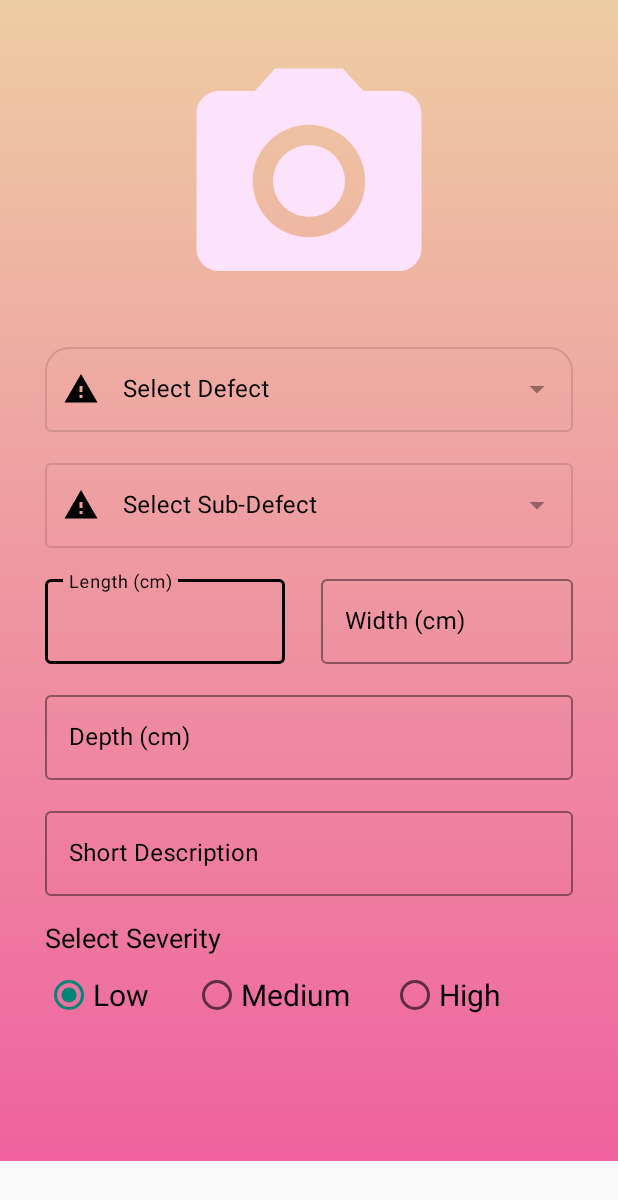
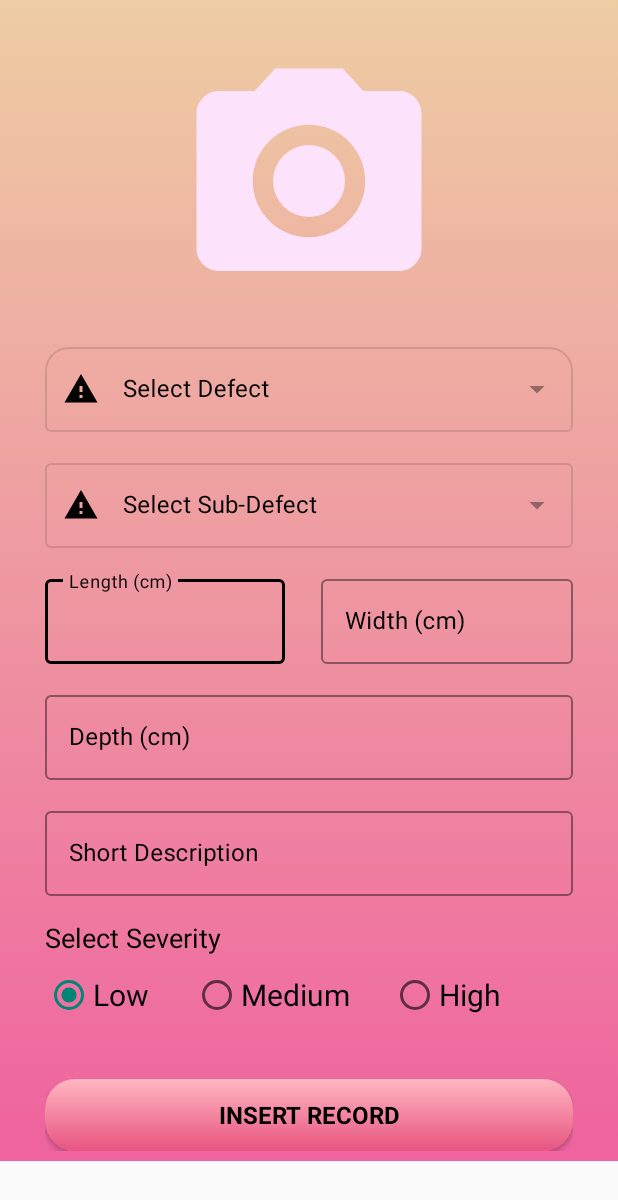
Before and after one commit to Shubham1-5/RoadDefect, an Android app: the layout fragment_defect_add.xml on its own in the app's theme, with its tools: preview values and no code run, on a phone screen of 412 x 824 dp. Shown: the top 1200 px of the screen. Run offline under Robolectric (Android 15) with nearby library versions, the phone set to English and light mode, and no system bars.

Commit message:
Added scroll view in DefectAddFragment as well as designed insert_record button and solved some *bugs*

```diff
--- a/app/src/main/AndroidManifest.xml
+++ b/app/src/main/AndroidManifest.xml
@@ -1,5 +1,6 @@
 <?xml version="1.0" encoding="utf-8"?>
 <manifest xmlns:android="http://schemas.android.com/apk/res/android"
+    xmlns:tools="http://schemas.android.com/tools"
     package="com.example.roaddefect">
 
     <uses-permission android:name="android.permission.INTERNET" />
@@ -27,6 +28,10 @@
                 <category android:name="android.intent.category.LAUNCHER" />
             </intent-filter>
         </activity>
+        <activity
+            android:name=".userCompleteFragment.DefectAddFragment"
+            android:windowSoftInputMode="adjustResize|stateHidden"
+            tools:ignore="Instantiatable" />
         <activity android:name=".MainActivity" />
     </application>
 
--- a/app/src/main/res/layout/fragment_defect_add.xml
+++ b/app/src/main/res/layout/fragment_defect_add.xml
@@ -7,6 +7,12 @@
     android:layout_marginBottom="50dp"
     android:background="@drawable/gradient_backgrnd"
     tools:context=".userCompleteFragment.DefectAddFragment">
+
+    <ScrollView
+        android:layout_width="match_parent"
+        android:layout_height="wrap_content"
+        android:fillViewport="true"
+        android:isScrollContainer="false">
 
         <LinearLayout
             android:layout_width="match_parent"
@@ -222,6 +228,20 @@
                 </LinearLayout>
             </RadioGroup>
 
+            <Button
+                android:id="@+id/insertRecord"
+                android:layout_width="match_parent"
+                android:layout_height="wrap_content"
+                android:layout_marginTop="40dp"
+                android:background="@drawable/button_bg"
+                android:fontFamily="sans-serif"
+                android:text="Insert Record"
+                android:textColor="@color/black"
+                android:textSize="16sp"
+                android:textStyle="bold"></Button>
+
         </LinearLayout>
 
+    </ScrollView>
+
 </FrameLayout>
```
Also changed, not shown: app/src/main/java/com/example/roaddefect/userCompleteFragment/DefectAddFragment.java (+22 -0 lines). Lines whose indentation alone changed are shown as unchanged.
